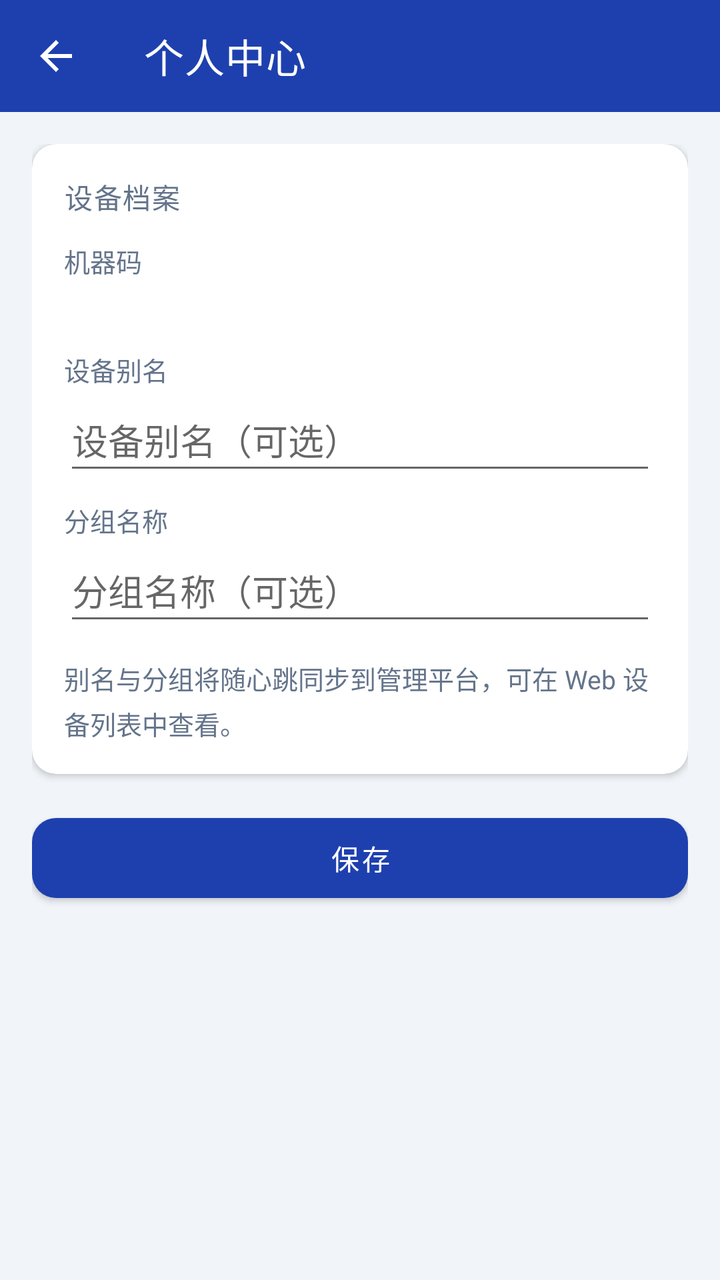
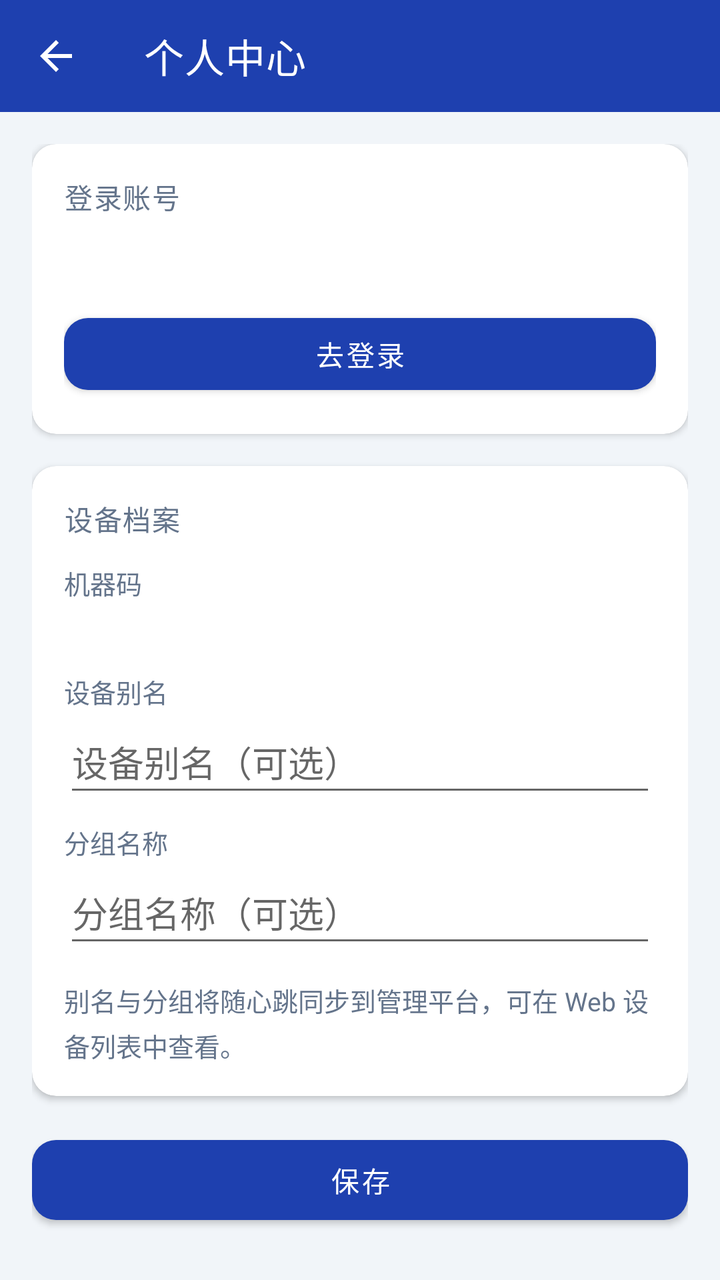

Compare the two renders of this Android layout. The source of the first and the diff that turns it into the second are given below.
<!-- AndroidManifest.xml: activity theme Theme.AppManagerMain -->
<!-- res/layout/activity_personal_center.xml -->
<?xml version="1.0" encoding="utf-8"?>
<LinearLayout xmlns:android="http://schemas.android.com/apk/res/android"
    xmlns:app="http://schemas.android.com/apk/res-auto"
    android:layout_width="match_parent"
    android:layout_height="match_parent"
    android:background="@color/agent_background"
    android:orientation="vertical">

    <com.google.android.material.appbar.MaterialToolbar
        android:id="@+id/toolbar"
        android:layout_width="match_parent"
        android:layout_height="?attr/actionBarSize"
        android:background="@color/agent_primary"
        app:navigationIcon="?attr/homeAsUpIndicator"
        app:navigationIconTint="@android:color/white"
        app:title="@string/personal_center_title"
        app:titleTextColor="@android:color/white" />

    <ScrollView
        android:layout_width="match_parent"
        android:layout_height="0dp"
        android:layout_weight="1"
        android:fillViewport="true"
        android:scrollbars="none">

        <LinearLayout
            android:layout_width="match_parent"
            android:layout_height="wrap_content"
            android:orientation="vertical"
            android:padding="16dp">

            <com.google.android.material.card.MaterialCardView
                android:layout_width="match_parent"
                android:layout_height="wrap_content"
                app:cardCornerRadius="12dp"
                app:cardElevation="2dp">

                <LinearLayout
                    android:layout_width="match_parent"
                    android:layout_height="wrap_content"
                    android:orientation="vertical"
                    android:padding="16dp">

                    <TextView
                        style="@style/AppManagerSectionTitle"
                        android:layout_width="match_parent"
                        android:layout_height="wrap_content"
                        android:text="@string/personal_center_section_profile" />

                    <TextView
                        android:layout_width="match_parent"
                        android:layout_height="wrap_content"
                        android:layout_marginTop="12dp"
                        android:text="@string/label_machine_code"
                        android:textColor="@color/agent_text_secondary"
                        android:textSize="13sp" />

                    <TextView
                        android:id="@+id/tvMachineCode"
                        android:layout_width="match_parent"
                        android:layout_height="wrap_content"
                        android:layout_marginTop="4dp"
                        android:fontFamily="monospace"
                        android:textColor="@color/agent_text_primary"
                        android:textIsSelectable="true"
                        android:textSize="14sp" />

                    <TextView
                        android:layout_width="match_parent"
                        android:layout_height="wrap_content"
                        android:layout_marginTop="12dp"
                        android:text="@string/label_device_alias"
                        android:textColor="@color/agent_text_secondary"
                        android:textSize="13sp" />

                    <EditText
                        android:id="@+id/etDeviceAlias"
                        android:layout_width="match_parent"
                        android:layout_height="wrap_content"
                        android:hint="@string/hint_device_alias"
                        android:inputType="text"
                        android:minHeight="48dp" />

                    <TextView
                        android:layout_width="match_parent"
                        android:layout_height="wrap_content"
                        android:layout_marginTop="8dp"
                        android:text="@string/label_group_name"
                        android:textColor="@color/agent_text_secondary"
                        android:textSize="13sp" />

                    <EditText
                        android:id="@+id/etGroupName"
                        android:layout_width="match_parent"
                        android:layout_height="wrap_content"
                        android:hint="@string/hint_group_name"
                        android:inputType="text"
                        android:minHeight="48dp" />

                    <TextView
                        android:layout_width="match_parent"
                        android:layout_height="wrap_content"
                        android:layout_marginTop="12dp"
                        android:lineSpacingExtra="4dp"
                        android:text="@string/personal_center_hint"
                        android:textColor="@color/agent_text_secondary"
                        android:textSize="13sp" />
                </LinearLayout>
            </com.google.android.material.card.MaterialCardView>

            <com.google.android.material.button.MaterialButton
                android:id="@+id/btnSave"
                android:layout_width="match_parent"
                android:layout_height="wrap_content"
                android:layout_marginTop="16dp"
                android:minHeight="52dp"
                android:text="@string/btn_save_profile"
                app:cornerRadius="12dp" />
        </LinearLayout>
    </ScrollView>
</LinearLayout>
<!-- resources referenced by this layout -->
<resources>
  <color name="agent_background">#F1F5F9</color>
  <color name="agent_primary">#1E40AF</color>
  <color name="agent_text_primary">#0F172A</color>
  <color name="agent_text_secondary">#64748B</color>
  <string name="btn_save_profile">保存</string>
  <string name="hint_device_alias">设备别名（可选）</string>
  <string name="hint_group_name">分组名称（可选）</string>
  <string name="label_device_alias">设备别名</string>
  <string name="label_group_name">分组名称</string>
  <string name="label_machine_code">机器码</string>
  <string name="personal_center_hint">别名与分组将随心跳同步到管理平台，可在 Web 设备列表中查看。</string>
  <string name="personal_center_section_profile">设备档案</string>
  <string name="personal_center_title">个人中心</string>
  <style name="AppManagerSectionTitle" parent="TextAppearance.MaterialComponents.Subtitle2">
          <item name="android:textColor">@color/agent_text_secondary</item>
          <item name="android:textAllCaps">true</item>
          <item name="android:letterSpacing">0.04</item>
      </style>
  <style name="Theme.AppManagerMain" parent="Theme.MaterialComponents.Light.NoActionBar">
          <item name="colorPrimary">@color/agent_primary</item>
          <item name="colorPrimaryVariant">@color/agent_primary_dark</item>
          <item name="colorOnPrimary">@android:color/white</item>
          <item name="colorSecondary">@color/agent_secondary</item>
          <item name="android:statusBarColor">@color/agent_primary_dark</item>
          <item name="android:navigationBarColor">@color/agent_surface</item>
          <item name="android:windowBackground">@color/agent_background</item>
      </style>
  <color name="agent_primary_dark">#1E3A5F</color>
  <color name="agent_secondary">#3B82F6</color>
  <color name="agent_surface">#FFFFFF</color>
</resources>

<!-- the commit's change to res/layout/activity_personal_center.xml (unified diff, before → after) -->
@@ -32,6 +32,44 @@
             <com.google.android.material.card.MaterialCardView
                 android:layout_width="match_parent"
                 android:layout_height="wrap_content"
+                app:cardCornerRadius="12dp"
+                app:cardElevation="2dp">
+
+                <LinearLayout
+                    android:layout_width="match_parent"
+                    android:layout_height="wrap_content"
+                    android:orientation="vertical"
+                    android:padding="16dp">
+
+                    <TextView
+                        style="@style/AppManagerSectionTitle"
+                        android:layout_width="match_parent"
+                        android:layout_height="wrap_content"
+                        android:text="@string/personal_center_section_account" />
+
+                    <TextView
+                        android:id="@+id/tvLoginStatus"
+                        android:layout_width="match_parent"
+                        android:layout_height="wrap_content"
+                        android:layout_marginTop="12dp"
+                        android:textColor="@color/agent_text_primary"
+                        android:textSize="15sp" />
+
+                    <com.google.android.material.button.MaterialButton
+                        android:id="@+id/btnLoginAction"
+                        android:layout_width="match_parent"
+                        android:layout_height="wrap_content"
+                        android:layout_marginTop="12dp"
+                        android:minHeight="48dp"
+                        android:text="@string/personal_center_go_login"
+                        app:cornerRadius="12dp" />
+                </LinearLayout>
+            </com.google.android.material.card.MaterialCardView>
+
+            <com.google.android.material.card.MaterialCardView
+                android:layout_width="match_parent"
+                android:layout_height="wrap_content"
+                android:layout_marginTop="16dp"
                 app:cardCornerRadius="12dp"
                 app:cardElevation="2dp">
 
<!-- resource entries referenced after the edit -->
@@ -10,7 +10,9 @@
   <string name="label_device_alias">设备别名</string>
   <string name="label_group_name">分组名称</string>
   <string name="label_machine_code">机器码</string>
+  <string name="personal_center_go_login">去登录</string>
   <string name="personal_center_hint">别名与分组将随心跳同步到管理平台，可在 Web 设备列表中查看。</string>
+  <string name="personal_center_section_account">登录账号</string>
   <string name="personal_center_section_profile">设备档案</string>
   <string name="personal_center_title">个人中心</string>
   <style name="AppManagerSectionTitle" parent="TextAppearance.MaterialComponents.Subtitle2">
